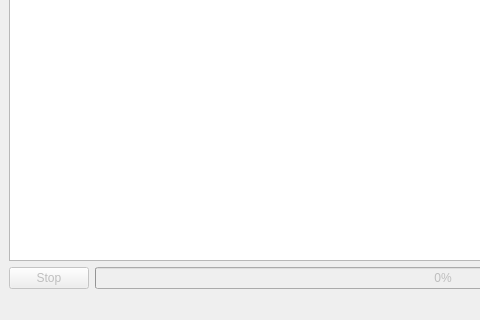
insoPL/WuxiaDownloader, file ui/mainwindow.ui: the form before one commit; both pictures show x 0 to 480 and y 280 to 600 of the 800 by 600 pixel window.
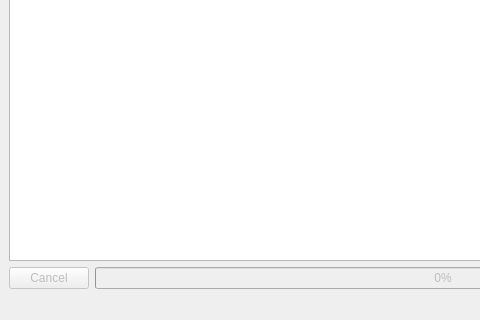
The form after the commit. Icons and pictures are not drawn.

Commit message: multithreading with working cancel button

Patch:
```diff
--- a/ui/mainwindow.ui
+++ b/ui/mainwindow.ui
@@ -1338,7 +1338,7 @@
          <bool>false</bool>
         </property>
         <property name="text">
-         <string>Stop</string>
+         <string>Cancel</string>
         </property>
        </widget>
       </item>
```
The commit also changes 2 other files.
